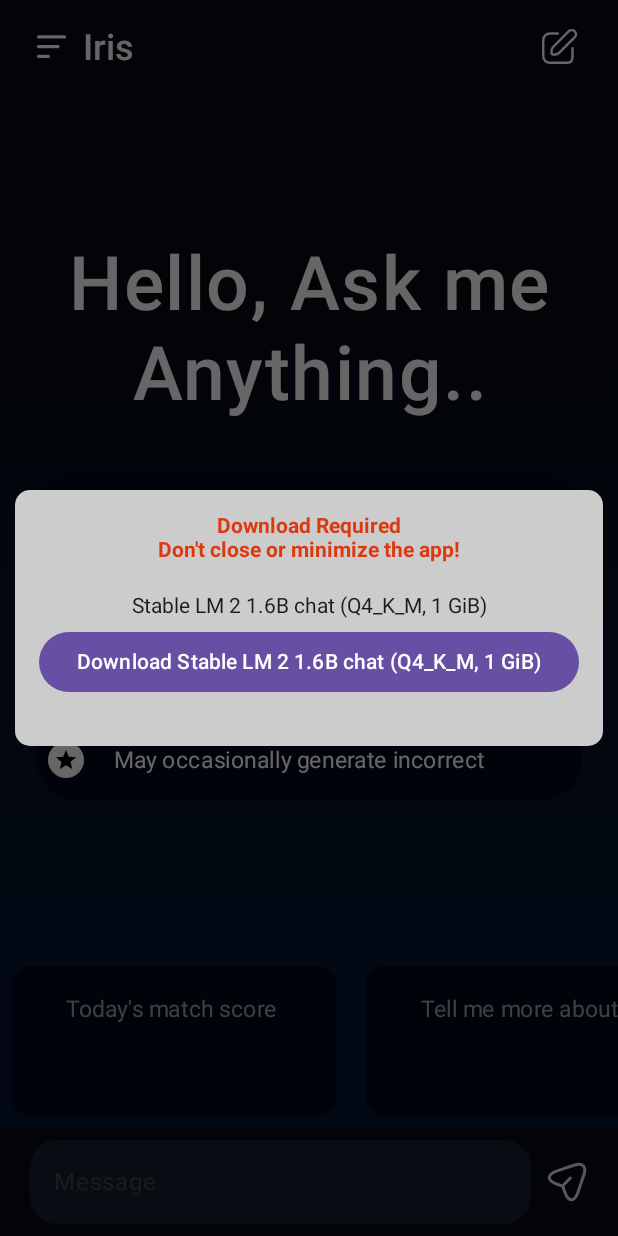
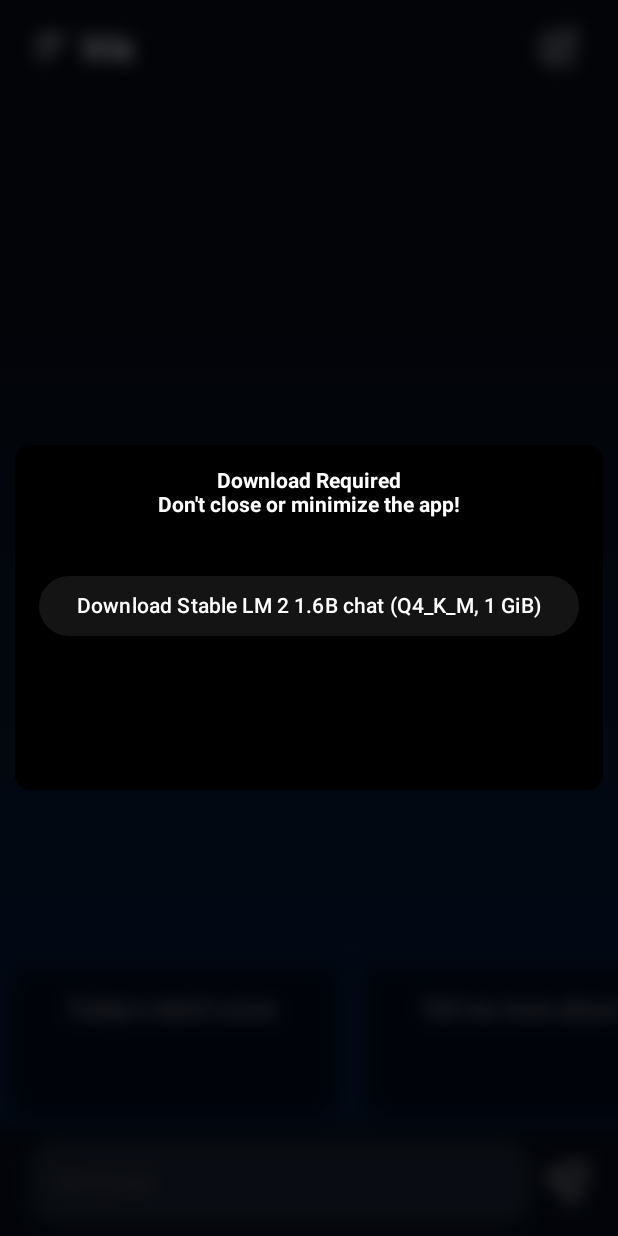
Before and after one commit to nerve-sparks/iris_android, an Android app built with Jetpack Compose: the screen it shows after launch (MainActivity), on a phone screen of 412 x 824 dp. Run offline under Robolectric (Android 15) with nearby library versions, the phone set to English and light mode, and no system bars; pictures from the network do not load.

Commit message:
fixed Issues in nlen and endtoken

```diff
--- a/app/build.gradle.kts
+++ b/app/build.gradle.kts
@@ -80,5 +80,6 @@
     androidTestImplementation("androidx.compose.ui:ui-test-junit4")
     debugImplementation("androidx.compose.ui:ui-tooling")
     debugImplementation("androidx.compose.ui:ui-test-manifest")
+    implementation("androidx.core:core-splashscreen:1.0.0")
 
 }
--- a/app/src/main/AndroidManifest.xml
+++ b/app/src/main/AndroidManifest.xml
@@ -13,6 +13,7 @@
         android:roundIcon="@drawable/logo"
         android:supportsRtl="true"
         android:theme="@style/Theme.LlamaAndroid"
+
         >
 
         <activity
@@ -26,6 +27,7 @@
 
                 <category android:name="android.intent.category.LAUNCHER" />
             </intent-filter>
+
         </activity>
     </application>
 
--- a/app/src/main/java/com/nervesparks/iris/Downloadable.kt
+++ b/app/src/main/java/com/nervesparks/iris/Downloadable.kt
@@ -3,8 +3,18 @@
 import android.app.DownloadManager
 import android.net.Uri
 import android.util.Log
+import androidx.compose.foundation.layout.Arrangement
+import androidx.compose.foundation.layout.Column
+import androidx.compose.foundation.layout.Spacer
 import androidx.compose.foundation.layout.fillMaxWidth
+import androidx.compose.foundation.layout.height
+import androidx.compose.foundation.layout.width
 import androidx.compose.material3.Button
+import androidx.compose.material3.ButtonColors
+import androidx.compose.material3.ButtonDefaults
+import androidx.compose.material3.CircularProgressIndicator
+import androidx.compose.material3.LinearProgressIndicator
+import androidx.compose.material3.MaterialTheme
 import androidx.compose.material3.Text
 import androidx.compose.runtime.Composable
 import androidx.compose.runtime.getValue
@@ -13,8 +23,10 @@
 import androidx.compose.runtime.remember
 import androidx.compose.runtime.rememberCoroutineScope
 import androidx.compose.runtime.setValue
+import androidx.compose.ui.Alignment
 import androidx.compose.ui.Modifier
 import androidx.compose.ui.graphics.Color
+import androidx.compose.ui.unit.dp
 import androidx.core.database.getLongOrNull
 import androidx.core.net.toUri
 import kotlinx.coroutines.delay
@@ -80,7 +92,7 @@
             fun onClick() {
                 when (val s = status) {
                     is Downloaded -> {
-                        viewModel.showModal = false
+                        viewModel.showModal = true
                         viewModel.load(item.destination.path)
                     }
 
@@ -114,11 +126,20 @@
             }
 
             if (status !is Downloaded) {
+                Column (
+                    horizontalAlignment = Alignment.CenterHorizontally
+                ){
+
                     Button(
                         onClick = { onClick() },
                         enabled = status !is Downloading,
-                    modifier = Modifier.fillMaxWidth()
+                        modifier = Modifier
+                            .fillMaxWidth(),
+                        colors = ButtonDefaults.buttonColors(
+                            containerColor = Color(0xFF141414) // Navy Blue color
+                        )
                     ) {
+
                         when (status) {
                             is Downloading -> Text(
                                 text = "Downloading ${(progress * 100).toInt()}%",
@@ -141,6 +162,16 @@
                             )
                         }
                     }
+                    Spacer(Modifier.height(10.dp))
+
+                    CircularProgressIndicator(
+                        progress = { progress.toFloat() },
+                        modifier = Modifier.width(64.dp),
+                        color = Color.Cyan,
+                        trackColor = Color.Black
+                    )
+                }
+
             }
         }
 
--- a/app/src/main/java/com/nervesparks/iris/MainActivity.kt
+++ b/app/src/main/java/com/nervesparks/iris/MainActivity.kt
@@ -71,7 +71,9 @@
 import androidx.compose.runtime.setValue
 import androidx.compose.ui.Alignment
 import androidx.compose.ui.Modifier
+import androidx.compose.ui.draw.BlurredEdgeTreatment
 import androidx.compose.ui.draw.alpha
+import androidx.compose.ui.draw.blur
 import androidx.compose.ui.geometry.Offset
 import androidx.compose.ui.graphics.Brush
 import androidx.compose.ui.graphics.Color
@@ -172,6 +174,7 @@
         }
     }
 }
+
 @Composable
 fun LinearGradient() {
     val darkNavyBlue = Color(0xFF050a14)
@@ -215,9 +218,12 @@
         viewModel.showModal = false
     }
 
+
     Box(
-        modifier = Modifier
-            .fillMaxSize(),
+        modifier = if(!viewModel.showModal || viewModel.showAlert ){Modifier
+            .fillMaxSize()} else {Modifier
+            .fillMaxSize().blur(10.dp, BlurredEdgeTreatment.Rectangle)},
+
     ) {
         val drawerState = rememberDrawerState(initialValue = DrawerValue.Closed)
         val scope = rememberCoroutineScope()
@@ -233,8 +239,6 @@
                     ) {
                         // top logo ,name of app
                         Column(
-
-
                         ){
                             Row(
                                 verticalAlignment = Alignment.CenterVertically,
@@ -274,35 +278,40 @@
                     Dialog(onDismissRequest = {}) {
                         Surface(
                             shape = RoundedCornerShape(10.dp),
-                            color = Color.LightGray,
-                            modifier = Modifier.padding(10.dp)
+                            color = Color.Black,
+                            modifier = Modifier
+                                .padding(10.dp)
+                                .height(230.dp)
                         ) {
                             Column(
-                                modifier = Modifier.padding(16.dp),
+                                modifier = Modifier
+                                    .padding(16.dp)
+                                    .height(140.dp)
+                                    ,
                                 horizontalAlignment = Alignment.CenterHorizontally
 
                             ) {
                                 Text(
                                     text = "Download Required",
                                     fontWeight = FontWeight.Bold,
-                                    color = Color(0xFFDC3911)
+                                    color = Color.White
                                 )
                                 Text(
                                     text = "Don't close or minimize the app!",
                                     fontWeight = FontWeight.Bold,
-                                    color = Color(0xFFDC3911)
+                                    color = Color.White
                                 )
-                                Spacer(modifier = Modifier.height(16.dp))
+                                Spacer(modifier = Modifier.height(35.dp))
 
                                 models.forEach { model ->
                                     if (!model.destination.exists()) {
-                                        Text(text = model.name, modifier = Modifier.padding(5.dp))
+//                                        Text(text = model.name, modifier = Modifier.padding(9.dp))
                                         Downloadable.Button(viewModel, dm, model)
                                     }
                                 }
 
 
-                                Spacer(modifier = Modifier.height(16.dp))
+                                Spacer(modifier = Modifier.height(20.dp))
 
 //                        TextButton(onClick = { viewModel.showModal = false }) {
 //                            Text(text = "Close")
@@ -489,7 +498,9 @@
 
                                 )
                         }) {
-                        if (viewModel.messages.size == 0) {
+//                        .blur(5.dp, BlurredEdgeTreatment.Rectangle)
+
+                        if (viewModel.messages.size == 0 && viewModel.showModal==false && viewModel.showAlert ==false) {
                             LazyColumn(
                                 modifier = Modifier
                                     .fillMaxSize() // Take up the whole screen
--- a/app/src/main/java/com/nervesparks/iris/MainViewModel.kt
+++ b/app/src/main/java/com/nervesparks/iris/MainViewModel.kt
@@ -170,7 +170,7 @@
     }
 
     fun log(message: String) {
-        addMessage("log", message)
+//        addMessage("log", message)
     }
 
     fun getIsSending(): Boolean {
```
Lines whose indentation alone changed are shown as unchanged.
